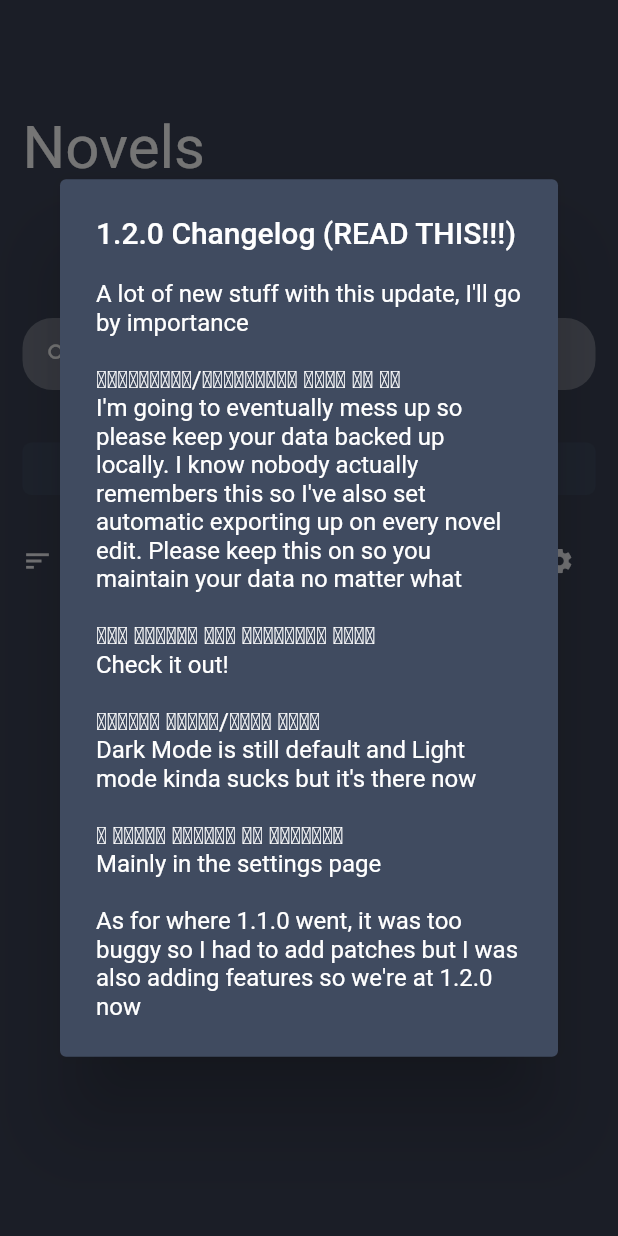
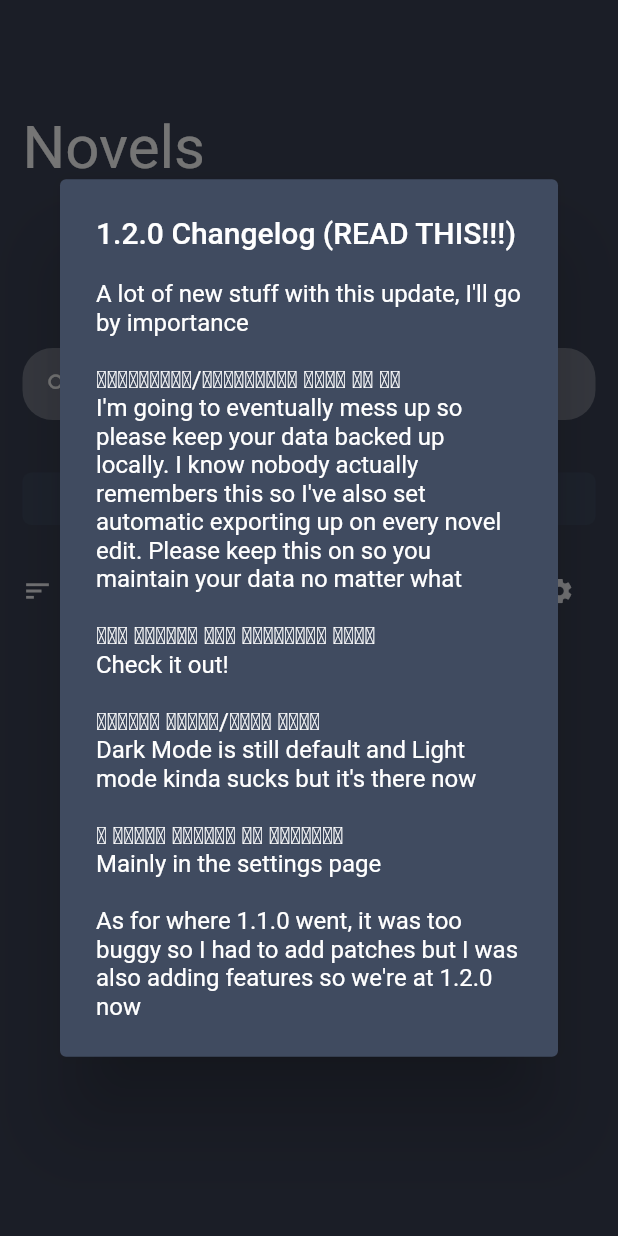
Before and after one commit to OverPoweredDev/Junior, a Flutter app: the screen it shows after launch, on a phone screen of 412 x 824 dp. Run offline on Flutter 3.47's test engine with Material 2 defaults, Android fonts, the phone set to English and light mode, and no system bars; our stand-ins replace file_picker, permission_handler, settings_ui, shared_preferences; missing offline and left inert: downloads_path_provider.

```diff
--- a/src/lib/homepage/body.dart
+++ b/src/lib/homepage/body.dart
@@ -65,7 +65,7 @@ class _HomePageState extends State<HomePage> {
           children: [
             SizedBox(height: 60),
             HomePageTitle(),
-            SizedBox(height: 60),
+            SizedBox(height: 80),
             SearchBar(
               onSearch: filterSearchResults,
               editingController: editingController,
--- a/src/lib/settings_page/components/export_data.dart
+++ b/src/lib/settings_page/components/export_data.dart
@@ -27,7 +27,6 @@ void showExportDataDialog(BuildContext context) async {
 Future<bool> exportData(String filename) async {
   final data = utf8.encode(json.encode(novelList));
   await writeFile(data, filename);
-  print(data);
   return true;
 }
 
@@ -41,8 +40,6 @@ Future<File> writeFile(Uint8List data, String name) async {
   String tempPath = tempDir.path;
   var filePath = tempPath + '/$name';
 
-  print(filePath);
-
   var bytes = ByteData.view(data.buffer);
   final buffer = bytes.buffer;
 
```
Also changed, not shown: src/pubspec.lock.
